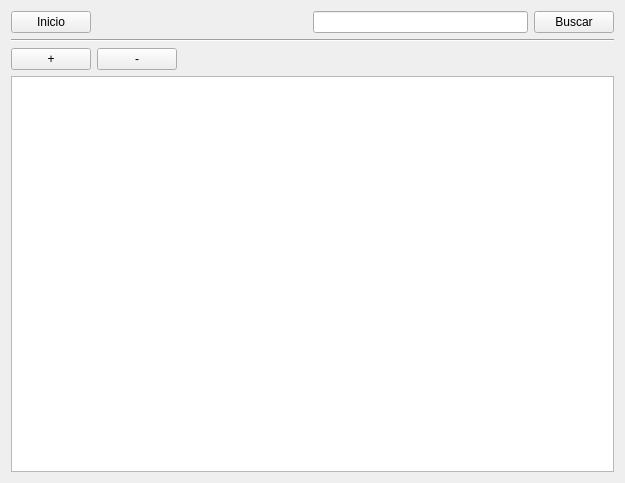
jesusgp22/Icemart, file foodwidget.ui: the form before one commit.
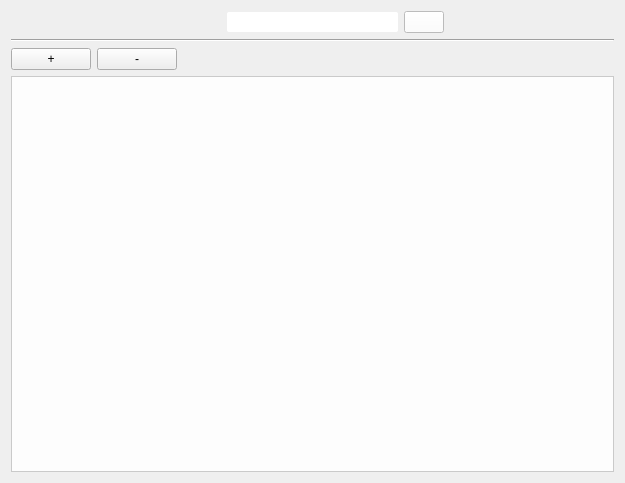
The form after the commit. Icons and pictures are not drawn.

The edit to the form file:
```diff
--- a/foodwidget.ui
+++ b/foodwidget.ui
@@ -18,8 +18,24 @@
     <layout class="QHBoxLayout" name="horizontalLayout">
      <item>
       <widget class="QPushButton" name="pushButton">
+       <property name="styleSheet">
+        <string notr="true"/>
+       </property>
        <property name="text">
-        <string>Inicio</string>
+        <string/>
+       </property>
+       <property name="icon">
+        <iconset resource="res.qrc">
+         <normaloff>:/res/homeicon.png</normaloff>:/res/homeicon.png</iconset>
+       </property>
+       <property name="iconSize">
+        <size>
+         <width>60</width>
+         <height>60</height>
+        </size>
+       </property>
+       <property name="flat">
+        <bool>true</bool>
        </property>
       </widget>
      </item>
@@ -37,15 +53,57 @@
       </spacer>
      </item>
      <item>
-      <widget class="QLineEdit" name="lineEdit"/>
+      <widget class="QLineEdit" name="lineEdit">
+       <property name="minimumSize">
+        <size>
+         <width>0</width>
+         <height>20</height>
+        </size>
+       </property>
+       <property name="styleSheet">
+        <string notr="true">border-radius: 2px;</string>
+       </property>
+      </widget>
      </item>
      <item>
       <widget class="QPushButton" name="pushButton_2">
+       <property name="enabled">
+        <bool>true</bool>
+       </property>
+       <property name="minimumSize">
+        <size>
+         <width>20</width>
+         <height>20</height>
+        </size>
+       </property>
+       <property name="styleSheet">
+        <string notr="true">background-color: rgba(255, 255, 255, 230);</string>
+       </property>
        <property name="text">
-        <string>Buscar</string>
+        <string/>
+       </property>
+       <property name="icon">
+        <iconset resource="res.qrc">
+         <normaloff>:/res/searchicon.png</normaloff>:/res/searchicon.png</iconset>
+       </property>
+       <property name="flat">
+        <bool>false</bool>
        </property>
       </widget>
      </item>
+     <item>
+      <spacer name="horizontalSpacer_3">
+       <property name="orientation">
+        <enum>Qt::Horizontal</enum>
+       </property>
+       <property name="sizeHint" stdset="0">
+        <size>
+         <width>40</width>
+         <height>20</height>
+        </size>
+       </property>
+      </spacer>
+     </item>
     </layout>
    </item>
    <item>
@@ -87,7 +145,11 @@
     </layout>
    </item>
    <item>
-    <widget class="QListWidget" name="listWidget"/>
+    <widget class="QListWidget" name="listWidget">
+     <property name="styleSheet">
+      <string notr="true">background-color: rgba(255, 255, 255, 230);</string>
+     </property>
+    </widget>
    </item>
   </layout>
  </widget>
```
Left out of the diff: 4 changed lines with no effect on the pictures.
